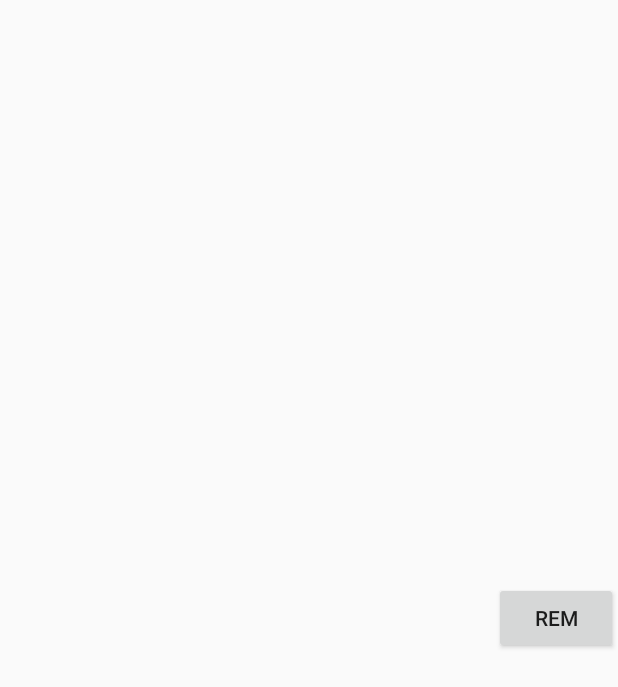
After one commit to hakeemsyd/doordash, an Android app: the layout cart_item_view.xml on its own in the app's theme, with its tools: preview values and no code run, on a phone screen of 412 x 824 dp. The commit adds this screen. Shown: the top 687 px of the screen. Run offline under Robolectric (Android 15) with nearby library versions, the phone set to English and light mode, and no system bars.

Commit message:
show cart items and allow user to remove them

```diff
--- a/app/src/main/java/sample/doordash/com/doordash/storage/Storage.java
+++ b/app/src/main/java/sample/doordash/com/doordash/storage/Storage.java
@@ -14,6 +14,7 @@ import rx.Observable;
 import rx.Subscriber;
 import sample.doordash.com.doordash.domain.CartItem;
 import sample.doordash.com.doordash.domain.CartItemAddedEvent;
+import sample.doordash.com.doordash.domain.CartItemDeletedEvent;
 import sample.doordash.com.doordash.domain.Restaurant;
 import sample.doordash.com.doordash.util.BusProvider;
 
@@ -202,6 +203,8 @@ public class Storage {
         }else{
             db.delete(StorageDefinitions.Cart.TABLE_NAME, StorageDefinitions.Cart.COLUMN_ITEM_ID +"="+ item.mItemId, null);
         }
+
+        BusProvider.getBus().post(new CartItemDeletedEvent());
     }
 
     private void clearCartInt(){
--- a/app/src/main/java/sample/doordash/com/doordash/ui/RestaurantsListActivity.java
+++ b/app/src/main/java/sample/doordash/com/doordash/ui/RestaurantsListActivity.java
@@ -146,8 +146,6 @@ public class RestaurantsListActivity extends CartActivity {
             }
         } else if (item.getItemId() == R.id.pick_location) {
             launchPlacePicker();
-        } else if (item.getItemId() == R.id.shopping_cart) {
-
         } else {
             return super.onOptionsItemSelected(item);
         }
--- /dev/null
+++ b/app/src/main/res/layout/cart_item_view.xml
@@ -0,0 +1,23 @@
+<?xml version="1.0" encoding="utf-8"?>
+<LinearLayout xmlns:android="http://schemas.android.com/apk/res/android"
+    android:layout_width="match_parent"
+    android:layout_height="match_parent"
+    android:orientation="horizontal">
+
+    <TextView
+        android:id="@+id/cart_item_name"
+        android:layout_width="0dp"
+        android:layout_height="wrap_content"
+        android:layout_gravity="center"
+        android:layout_weight="0.8"
+        android:padding="8dp"
+        android:textAppearance="?android:textAppearanceMedium" />
+
+    <Button
+        android:id="@+id/remove_item"
+        android:layout_width="0dp"
+        android:layout_height="wrap_content"
+        android:layout_gravity="center"
+        android:layout_weight="0.2"
+        android:text="Rem" />
+</LinearLayout>
```
Also changed, not shown: app/src/main/AndroidManifest.xml (+8 -5 lines), app/src/main/java/sample/doordash/com/doordash/domain/CartItemDeletedEvent.java (added, +11 -0 lines), app/src/main/java/sample/doordash/com/doordash/ui/CartActivity.java (+10 -0 lines), app/src/main/java/sample/doordash/com/doordash/ui/CartItemViewHolder.java (added, +67 -0 lines), app/src/main/java/sample/doordash/com/doordash/ui/CartItemsAdapter.java (added, +62 -0 lines), app/src/main/java/sample/doordash/com/doordash/ui/CartItemsListActivity.java (added, +103 -0 lines), app/src/main/res/layout/activity_cart_items.xml (added, +23 -0 lines).
